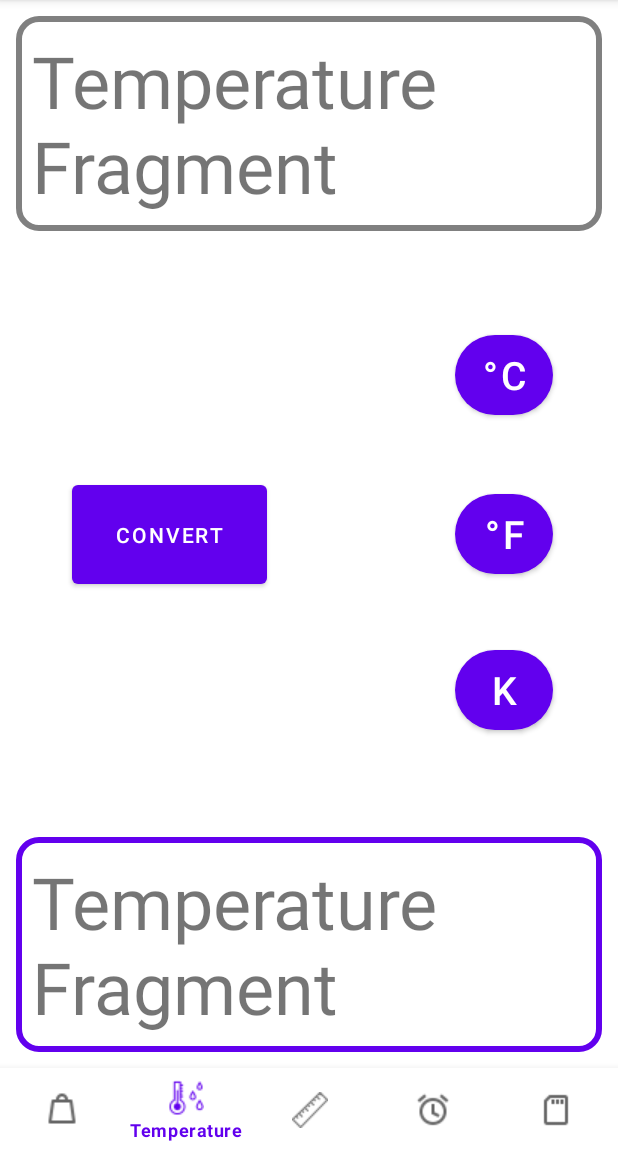
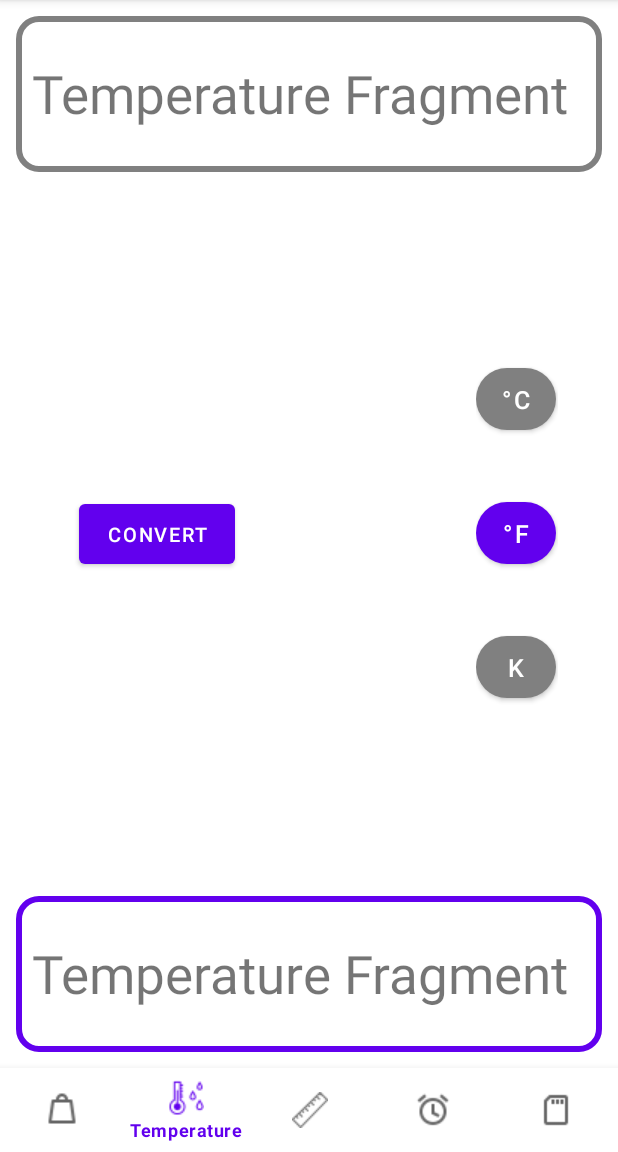
Before and after one commit to AryamanPatra/AscentAcademy_Unit_Converter_App, an Android app: the screen it shows after launch (MainActivity), item 2 of the bottom bar chosen, on a phone screen of 412 x 824 dp, the part 84-1236 px from its top. Run offline under Robolectric (Android 15) with nearby library versions, the phone set to English and light mode, and no system bars; our stand-ins replace sdp/ssp sizes.

Commit message:
working on TempFragment.java; fixed UI temperature selection start bug

```diff
--- a/app/src/main/java/com/example/ascentacademy_unit_converter_app/fragments/TempFragment.java
+++ b/app/src/main/java/com/example/ascentacademy_unit_converter_app/fragments/TempFragment.java
@@ -82,8 +82,8 @@ public class TempFragment extends Fragment {
     public void onViewCreated(View view, @Nullable Bundle savedInstanceState) {
         inputField = requireView().findViewById(R.id.tempConvertFrom);
         outputField = requireView().findViewById(R.id.tempConvertTo);
-        selectionContainer.put(inputField,selectedTemp);
-        selectionContainer.put(outputField,selectedTemp);
+        selectionContainer.put(inputField,getString(R.string.cel));
+        selectionContainer.put(outputField,getString(R.string.fahr));
 
         View.OnClickListener fieldListener = new View.OnClickListener() {
             @Override
@@ -110,6 +110,7 @@ public class TempFragment extends Fragment {
         for(int i=0; i<3; i++){
             buttonTempArr[i].setOnClickListener(tempListener);
         }
+        selectTemp(getString(R.string.fahr));
     }
 
 //    Methods and codes
@@ -134,7 +135,6 @@ public class TempFragment extends Fragment {
                 break;
         }
         selectTemp(selectionContainer.get(chosenField));
-        Toast.makeText(context, selectionContainer.get(chosenField), Toast.LENGTH_SHORT).show();
     }
 
     public void onClickTemp(View view){
--- a/app/src/main/res/layout/fragment_temp.xml
+++ b/app/src/main/res/layout/fragment_temp.xml
@@ -10,10 +10,11 @@
 
     <Button
         android:id="@+id/calculateButton"
-        android:layout_width="@dimen/_100sdp"
-        android:layout_height="@dimen/_60sdp"
+        android:layout_width="@dimen/_80sdp"
+        android:layout_height="@dimen/_40sdp"
         app:layout_constraintBottom_toTopOf="@+id/tempConvertTo"
         android:text="Convert"
+        android:textSize="@dimen/_10ssp"
         app:layout_constraintEnd_toEndOf="parent"
         app:layout_constraintHorizontal_bias="0.17"
         app:layout_constraintStart_toStartOf="parent"
@@ -23,7 +24,7 @@
     <TextView
         android:id="@+id/tempConvertTo"
         android:layout_width="match_parent"
-        android:layout_height="@dimen/_110sdp"
+        android:layout_height="@dimen/_80sdp"
         android:layout_margin="@dimen/_8sdp"
         android:padding="@dimen/_8sdp"
         android:textSize="@dimen/_51sdp"
@@ -44,7 +45,7 @@
     <TextView
         android:id="@+id/tempConvertFrom"
         android:layout_width="match_parent"
-        android:layout_height="@dimen/_110sdp"
+        android:layout_height="@dimen/_80sdp"
         android:layout_margin="@dimen/_8sdp"
         android:autoSizeMaxTextSize="@dimen/_51ssp"
         android:autoSizeMinTextSize="@dimen/_14ssp"
@@ -62,45 +63,44 @@
         app:layout_constraintTop_toTopOf="parent"
         app:layout_constraintVertical_bias="0.119" />
 
+    <LinearLayout
+        android:layout_width="@dimen/_42sdp"
+        android:layout_height="wrap_content"
+        android:orientation="vertical"
+        android:gravity="center_vertical"
+        app:layout_constraintBottom_toTopOf="@+id/tempConvertTo"
+        app:layout_constraintEnd_toEndOf="parent"
+        app:layout_constraintHorizontal_bias="0.8"
+        app:layout_constraintStart_toEndOf="@+id/calculateButton"
+        app:layout_constraintTop_toBottomOf="@+id/tempConvertFrom"
+        app:layout_constraintVertical_bias="0.497">
+
         <Button
             android:id="@+id/tempUnitCel"
-        android:layout_width="@dimen/_50sdp"
-        android:layout_height="@dimen/_50sdp"
+            android:layout_width="@dimen/_41sdp"
+            android:layout_height="@dimen/_41sdp"
             android:text="@string/cel"
-        android:textSize="@dimen/_20ssp"
-        app:cornerRadius="@dimen/_100sdp"
-        app:layout_constraintBottom_toTopOf="@+id/tempUnitFarh"
-        app:layout_constraintEnd_toEndOf="parent"
-        app:layout_constraintHorizontal_bias="0.875"
-        app:layout_constraintStart_toStartOf="parent"
-        app:layout_constraintTop_toBottomOf="@+id/tempConvertFrom"
-        app:layout_constraintVertical_bias="0.608" />
+            android:textSize="@dimen/_13ssp"
+            android:layout_marginVertical="@dimen/_14sdp"
+            app:cornerRadius="@dimen/_100sdp" />
 
         <Button
             android:id="@+id/tempUnitFarh"
-        android:layout_width="@dimen/_50sdp"
-        android:layout_height="@dimen/_50sdp"
+            android:layout_width="@dimen/_41sdp"
+            android:layout_height="@dimen/_41sdp"
             android:text="@string/fahr"
-        android:textSize="@dimen/_20ssp"
-        app:cornerRadius="100pt"
-        app:layout_constraintBottom_toBottomOf="parent"
-        app:layout_constraintEnd_toEndOf="parent"
-        app:layout_constraintHorizontal_bias="0.875"
-        app:layout_constraintStart_toStartOf="parent"
-        app:layout_constraintTop_toTopOf="parent" />
+            android:layout_marginVertical="@dimen/_14sdp"
+            android:textSize="@dimen/_13ssp"
+            app:cornerRadius="100pt" />
 
         <Button
             android:id="@+id/tempUnitKel"
-        android:layout_width="@dimen/_50sdp"
-        android:layout_height="@dimen/_50sdp"
+            android:layout_width="@dimen/_41sdp"
+            android:layout_height="@dimen/_41sdp"
             android:text="@string/kel"
-        android:textSize="@dimen/_20ssp"
-        app:cornerRadius="100pt"
-        app:layout_constraintBottom_toTopOf="@+id/tempConvertTo"
-        app:layout_constraintEnd_toEndOf="parent"
-        app:layout_constraintHorizontal_bias="0.875"
-        app:layout_constraintStart_toStartOf="parent"
-        app:layout_constraintTop_toBottomOf="@+id/tempUnitFarh"
-        app:layout_constraintVertical_bias="0.373" />
+            android:textSize="@dimen/_13ssp"
+            android:layout_marginVertical="@dimen/_14sdp"
+            app:cornerRadius="100pt" />
+    </LinearLayout>
 
 </androidx.constraintlayout.widget.ConstraintLayout>
```
Lines whose indentation alone changed are shown as unchanged.
